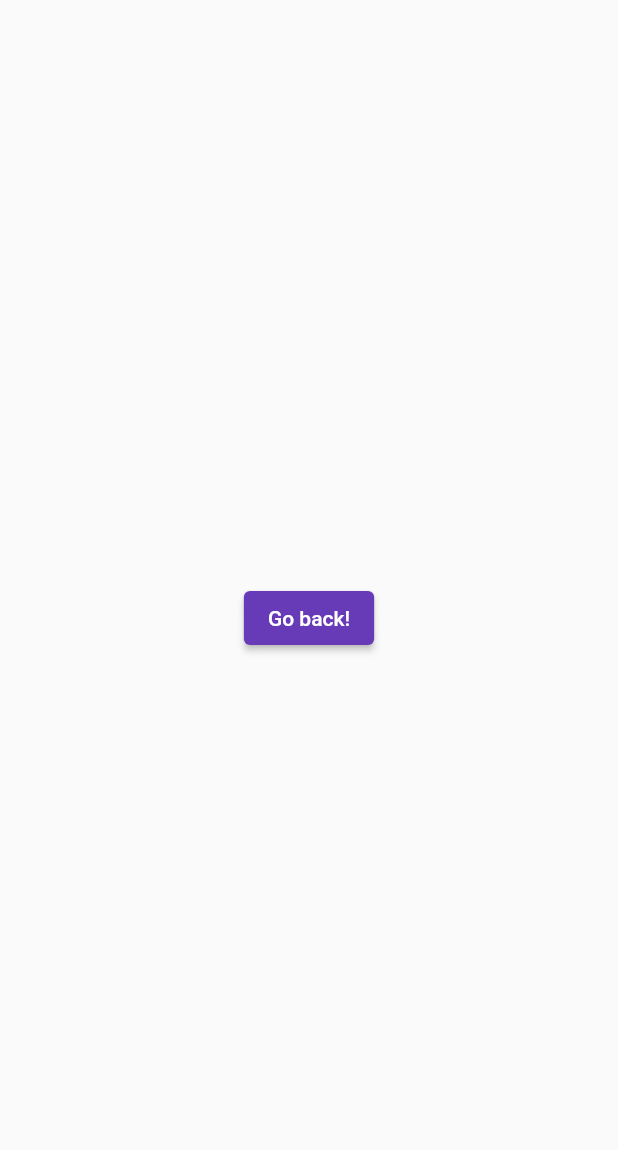
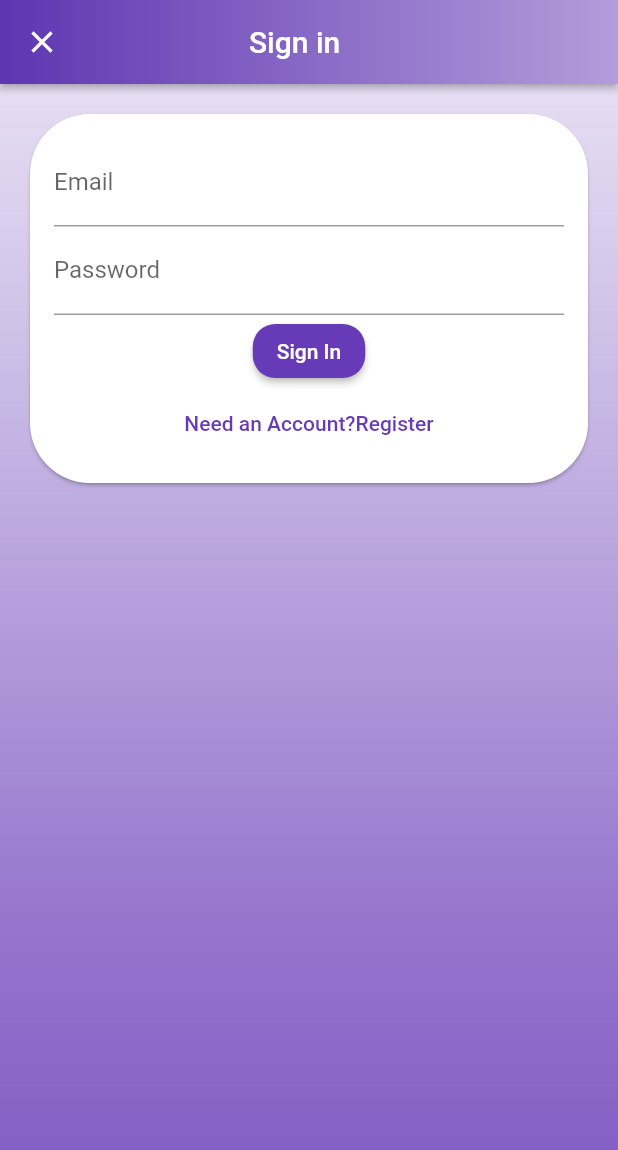
Before and after one commit to Shantanu66/Jobs-Profile-Builder-, a Flutter app: the screen it shows after launch, after a tap on "Sign In with Email", on a phone screen of 412 x 824 dp. Shown: the top 1150 px of the screen. Run offline on Flutter 3.47's test engine with Material 2 defaults, Android fonts, the phone set to English and light mode, and no system bars; our stand-ins replace firebase_auth, firebase_core, google_sign_in; missing offline and left inert: firebase_auth_web, firebase_core_web, google_sign_in_web; accounts and stored records are empty.

Commit message:
Sign In Form Created with custom Styles

```diff
--- a/lib/app/sign_in/sign_in_page.dart
+++ b/lib/app/sign_in/sign_in_page.dart
@@ -10,7 +10,18 @@ class SignInPage extends StatelessWidget {
   Widget build(BuildContext context) {
     return Scaffold(
       appBar:
-          AppBar(title: Center(child: Text('Time Tracker')), elevation: 0.0),
+          AppBar(title:Center(child: Text('Time Tracker')),
+              flexibleSpace: Container(
+                decoration: BoxDecoration(
+                  gradient: LinearGradient(
+                    colors: [
+                      Colors.deepPurple[600],
+                      Colors.deepPurple[200],
+                    ],
+                  ),
+                ),
+              )
+              ,elevation: 0.0),
       //backgroundColor: Colors.deepPurple,
       body: _BuildContent(context),
     );
@@ -47,13 +58,7 @@ class SignInPage extends StatelessWidget {
 
   Widget _BuildContent(BuildContext context) {
     return Container(
-      decoration: BoxDecoration(
-
-        gradient: LinearGradient(
-            begin: Alignment.topLeft,
-            end:Alignment.bottomRight,
-            colors: [Colors.white,Colors.grey[300],Colors.deepPurple])
-      ),
+      color: Colors.grey[200],
       padding: EdgeInsets.all(15.0),
       child: Column(
         mainAxisAlignment: MainAxisAlignment.center,
--- a/lib/app/sign_in/sign_in_with_email.dart
+++ b/lib/app/sign_in/sign_in_with_email.dart
@@ -1,23 +1,49 @@
 import 'package:flutter/material.dart';
+import 'package:time_tracker_flutter_course/app/sign_in/sign_in_with_email_form.dart';
 
 class EmailSignInPage extends StatelessWidget {
   @override
   Widget build(BuildContext context) {
-    return Scaffold(
-      body: _buildContent(context),
-      backgroundColor: Colors.grey[200],
-    );
-  }
-
-  Widget _buildContent(BuildContext context) {
-    return Scaffold(
-      body: Center(
-        child: ElevatedButton(
-          onPressed: () {
-            Navigator.pop(context);
-          },
-          child: const Text('Go back!'),
+    return Container(
+      child: Scaffold(
+        appBar: AppBar(
+          title: Text('Sign in'),
+          flexibleSpace: Container(
+            decoration: BoxDecoration(
+              gradient: LinearGradient(
+                colors: [
+                  Colors.deepPurple[600],
+                  Colors.deepPurple[200],
+                ],
+              ),
+            ),
+          ),
+          titleSpacing: 110.0,
+          elevation: 2.0,
         ),
+        body: Padding(
+          padding: const EdgeInsets.all(16.0),
+          child: Card(
+            child: EmailSignInForm(),
+            shape: RoundedRectangleBorder(
+              borderRadius: BorderRadius.circular(40),
+            ),
+          ),
+        ),
+        backgroundColor: Colors.transparent.withOpacity(0),
+      ),
+      decoration: BoxDecoration(
+          gradient: LinearGradient(
+              begin: Alignment.topCenter,
+              end: Alignment.bottomCenter,
+              colors: [
+                Colors.deepPurple[50],
+                Colors.deepPurple[100],
+                Colors.deepPurple[200],
+                Colors.deepPurple[300],
+                Colors.deepPurple[400],
+              ]
+          )
       ),
     );
   }
--- /dev/null
+++ b/lib/app/sign_in/sign_in_with_email_form.dart
@@ -0,0 +1,50 @@
+
+import 'package:flutter/material.dart';
+
+class EmailSignInForm extends StatelessWidget {
+
+  List<Widget> _buildChildren() {
+    return [
+      TextField(
+        decoration: InputDecoration(
+          labelText: 'Email',
+          hintText: 'test@test.com',
+        ),
+      ),
+      TextField(
+        decoration: InputDecoration(
+          labelText: 'Password',
+        ),
+        obscureText: true,
+      ),
+
+      ElevatedButton(
+        child:Text('Sign In'),
+        style: ElevatedButton.styleFrom(
+          shape: RoundedRectangleBorder(
+            borderRadius: BorderRadius.circular(15),
+          ),
+        ),
+        onPressed: () {},
+      ),
+      TextButton(
+        child: Text('Need an Account?Register'),
+        style: ButtonStyle(
+            overlayColor: MaterialStateProperty.all(Colors.transparent)
+        ),
+        onPressed: () {},
+      )
+    ];
+  }
+
+  @override
+  Widget build(BuildContext context) {
+    return Padding(
+      padding: const EdgeInsets.all(16.0),
+      child: Column(
+        mainAxisSize: MainAxisSize.min,
+        children: _buildChildren(),
+      ),
+    );
+  }
+}
```
